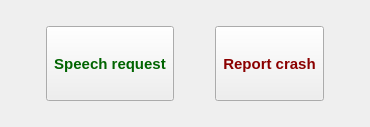
First picture: the form in OTModules/wLFClient/Widgets/wdgactions.ui, repository pietr26/OMSI-Tools, before the edit.
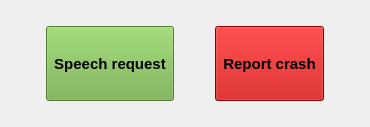
Second picture: the form after the edit. Icons and pictures are not drawn.

Commit message: changed colors & icon sizes

What changed in the file:
```diff
--- a/OTModules/wLFClient/Widgets/wdgactions.ui
+++ b/OTModules/wLFClient/Widgets/wdgactions.ui
@@ -29,7 +29,8 @@
       </font>
      </property>
      <property name="styleSheet">
-      <string notr="true">color: darkgreen</string>
+      <string notr="true">background-color: #70AD47;
+color: black;</string>
      </property>
      <property name="text">
       <string>Speech request</string>
@@ -40,8 +41,8 @@
      </property>
      <property name="iconSize">
       <size>
-       <width>20</width>
-       <height>20</height>
+       <width>30</width>
+       <height>30</height>
       </size>
      </property>
      <property name="checkable">
@@ -67,7 +68,8 @@
       </font>
      </property>
      <property name="styleSheet">
-      <string notr="true">color: darkred</string>
+      <string notr="true">background-color: #C00000 ;
+color: black;</string>
      </property>
      <property name="text">
       <string>Report crash</string>
@@ -78,8 +80,8 @@
      </property>
      <property name="iconSize">
       <size>
-       <width>20</width>
-       <height>20</height>
+       <width>40</width>
+       <height>40</height>
       </size>
      </property>
      <property name="checkable">
```
